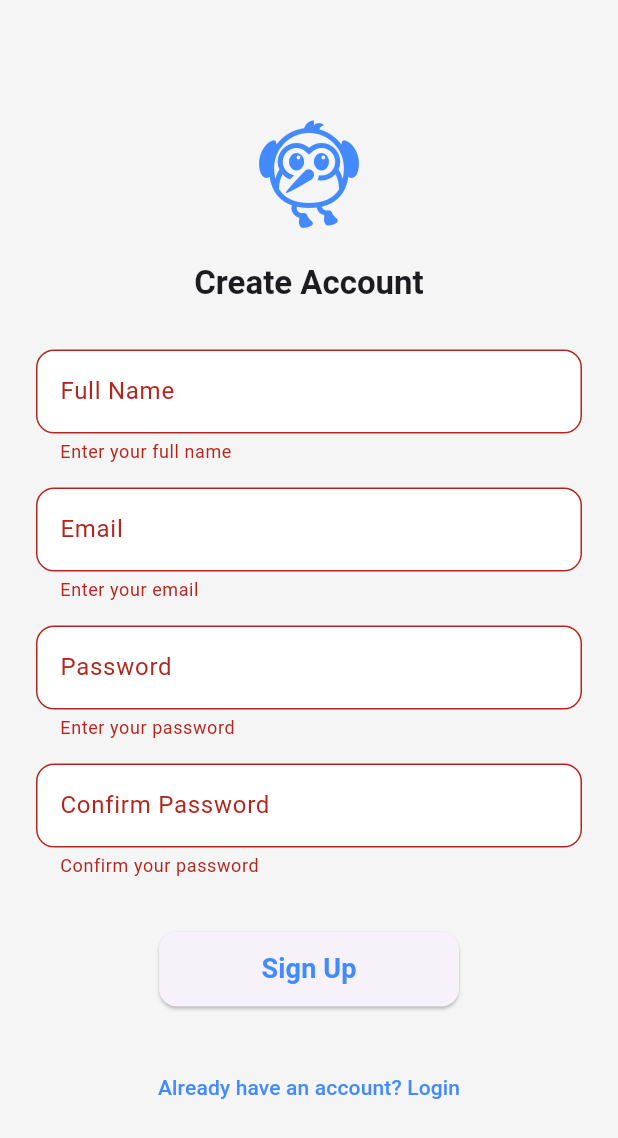
After one commit to jaysonbutawan/appdev, a Flutter app: the SignUpScreen screen opened directly, after a tap on "Sign Up", on a phone screen of 412 x 824 dp. The commit adds this screen. Shown: the top 1138 px of the screen. Run offline on Flutter 3.47's test engine with Material 3 defaults, Android fonts, the phone set to English and light mode, and no system bars; our stand-ins replace firebase_auth, firebase_core; accounts and stored records are empty; network calls fail.

Commit message:
Add signup screen and update authentication logic
Introduced a new signup screen for user registration and linked it from the login screen. Refactored AuthProvider to use FirebaseAuth for login and logout, removing mock logic. Minor UI adjustments were made to the dashboard and login screens for improved navigation and appearance.

```diff
--- a/lib/presentation/pages/screens/dashboard_screen.dart
+++ b/lib/presentation/pages/screens/dashboard_screen.dart
@@ -13,9 +13,7 @@ class DashboardScreen extends StatefulWidget {
 class _DashboardScreenState extends State<DashboardScreen> {
   final user = FirebaseAuth.instance.currentUser!;
   final authProvider = appdev_auth.AuthProvider();
-  Future<void> signout() async{
-    await FirebaseAuth.instance.signOut();
-  }
+
   @override
   Widget build(BuildContext context) {
     final List<Map<String, dynamic>> items = [
@@ -24,11 +22,11 @@ class _DashboardScreenState extends State<DashboardScreen> {
       {"title": "Settings", "icon": Icons.settings},
       {"title": "Logout", "icon": Icons.logout},
     ];
-
+    ThemeData(primaryColor: Colors.indigo);
     return Scaffold(
       appBar: AppBar(
-        title: const Text("Dashboard"),
         backgroundColor: Colors.blueAccent,
+        toolbarHeight: 20
       ),
       body: Padding(
         padding: const EdgeInsets.all(16),
--- a/lib/presentation/pages/screens/login_screen.dart
+++ b/lib/presentation/pages/screens/login_screen.dart
@@ -2,6 +2,7 @@ import 'package:flutter/material.dart';
 import 'package:firebase_auth/firebase_auth.dart' hide AuthProvider;
 import 'package:provider/provider.dart';
 import 'package:appdev/presentation/state/providers/auth_provider.dart';
+import 'signup_screen.dart';
 
 class LoginScreen extends StatefulWidget {
   const LoginScreen({super.key});
@@ -73,6 +74,14 @@ class _LoginScreenState extends State<LoginScreen> {
                         ),),
 
                       ),
+                      const SizedBox(height: 30),
+                      TextButton(
+                          onPressed: () => Navigator.push(
+                            context,
+                            MaterialPageRoute(builder: (context) => const SignUpScreen())
+                          ),
+                          child: const Text("Don't have an account? Sign Up"),
+                      ),
               ],
             ),
           ),
--- /dev/null
+++ b/lib/presentation/pages/screens/signup_screen.dart
@@ -0,0 +1,135 @@
+import 'package:flutter/material.dart';
+import 'package:firebase_auth/firebase_auth.dart' hide AuthProvider;
+import 'package:provider/provider.dart';
+import 'package:appdev/presentation/state/providers/auth_provider.dart';
+
+class SignUpScreen extends StatefulWidget {
+  const SignUpScreen({super.key});
+
+  @override
+  State<SignUpScreen> createState() => _SignUpScreenState();
+}
+
+class _SignUpScreenState extends State<SignUpScreen> {
+  final _formKey = GlobalKey<FormState>();
+  TextEditingController email = TextEditingController();
+  TextEditingController password = TextEditingController();
+  TextEditingController confirmPassword = TextEditingController();
+  TextEditingController fullName = TextEditingController();
+
+  Future<void> signUp() async {
+    if (_formKey.currentState!.validate()) {
+      if (password.text != confirmPassword.text) {
+        ScaffoldMessenger.of(context).showSnackBar(
+          const SnackBar(content: Text("Passwords do not match")),
+        );
+        return;
+      }
+
+      try {
+        await FirebaseAuth.instance.createUserWithEmailAndPassword(
+          email: email.text,
+          password: password.text,
+        );
+        // You might want to add user profile update here with fullName
+        Navigator.pop(context); // Return to previous screen after successful signup
+      } on FirebaseAuthException catch (e) {
+        ScaffoldMessenger.of(context).showSnackBar(
+          SnackBar(content: Text(e.message ?? "An error occurred during sign up")),
+        );
+      }
+    }
+  }
+
+  @override
+  Widget build(BuildContext context) {
+    final auth = context.watch<AuthProvider>();
+
+    return Scaffold(
+      body: Center(
+        child: SingleChildScrollView(
+          padding: const EdgeInsets.all(24),
+          child: Form(
+            key: _formKey,
+            child: Column(
+              mainAxisAlignment: MainAxisAlignment.center,
+              children: [
+                const Icon(Icons.flutter_dash,
+                    size: 80, color: Colors.blueAccent),
+                const SizedBox(height: 20),
+                Text("Create Account",
+                    style: Theme.of(context).textTheme.titleLarge),
+                const SizedBox(height: 30),
+                TextFormField(
+                  controller: fullName,
+                  decoration: const InputDecoration(labelText: "Full Name"),
+                  validator: (value) =>
+                      value!.isEmpty ? "Enter your full name" : null,
+                ),
+                const SizedBox(height: 16),
+                TextFormField(
+                  controller: email,
+                  decoration: const InputDecoration(labelText: "Email"),
+                  validator: (value) =>
+                      value!.isEmpty ? "Enter your email" : null,
+                  keyboardType: TextInputType.emailAddress,
+                ),
+                const SizedBox(height: 16),
+                TextFormField(
+                  controller: password,
+                  decoration: const InputDecoration(labelText: "Password"),
+                  obscureText: true,
+                  validator: (value) {
+                    if (value!.isEmpty) {
+                      return "Enter your password";
+                    } else if (value.length < 6) {
+                      return "Password must be at least 6 characters";
+                    }
+                    return null;
+                  },
+                ),
+                const SizedBox(height: 16),
+                TextFormField(
+                  controller: confirmPassword,
+                  decoration: const InputDecoration(labelText: "Confirm Password"),
+                  obscureText: true,
+                  validator: (value) =>
+                      value!.isEmpty ? "Confirm your password" : null,
+                ),
+                const SizedBox(height: 20),
+                auth.isLoading
+                    ? const CircularProgressIndicator()
+                    : const SizedBox(height: 16),
+                ElevatedButton(
+                  onPressed: auth.isLoading ? null : signUp,
+                  style: ElevatedButton.styleFrom(
+                    minimumSize: const Size(200, 50),
+                    shape: RoundedRectangleBorder(
+                      borderRadius: BorderRadius.circular(12),
+                    ),
+                  ),
+                  child: const Text(
+                    "Sign Up",
+                    style: TextStyle(
+                      fontSize: 18,
+                      fontWeight: FontWeight.bold,
+                      color: Colors.blueAccent,
+                    ),
+                  ),
+                ),
+                const SizedBox(height: 30),
+                TextButton(
+                  onPressed: () => Navigator.pop(context),
+                  child: const Text(
+                    "Already have an account? Login",
+                    style: TextStyle(color: Colors.blueAccent),
+                  ),
+                ),
+              ],
+            ),
+          ),
+        ),
+      ),
+    );
+  }
+}
--- a/lib/presentation/state/providers/auth_provider.dart
+++ b/lib/presentation/state/providers/auth_provider.dart
@@ -1,5 +1,6 @@
-// lib/providers/auth_provider.dart
 import 'package:flutter/material.dart';
+import 'package:firebase_auth/firebase_auth.dart' hide AuthProvider;
+
 
 class AuthProvider extends ChangeNotifier {
   bool _isLoggedIn = false;
@@ -7,25 +8,15 @@ class AuthProvider extends ChangeNotifier {
 
   bool _isLoading = false;
   bool get isLoading => _isLoading;
+  TextEditingController emailController = TextEditingController();
+  TextEditingController passwordController = TextEditingController();
 
-  Future<void> login(String email, String password) async {
-    _isLoading = true;
-    notifyListeners();
+  Future<void> login() async {
+      await FirebaseAuth.instance.signInWithEmailAndPassword(email: emailController.text, password: passwordController.text);
 
-    // Simulate API call delay
-    await Future.delayed(const Duration(seconds: 2));
-
-    // Replace with your real authentication logic
-    if (email == "test@test.com" && password == "123456") {
-      _isLoggedIn = true;
-    }
-
-    _isLoading = false;
-    notifyListeners();
   }
 
-  void logout() {
-    _isLoggedIn = false;
-    notifyListeners();
+  Future<void> logout() async {
+    await FirebaseAuth.instance.signOut();
   }
 }
```
